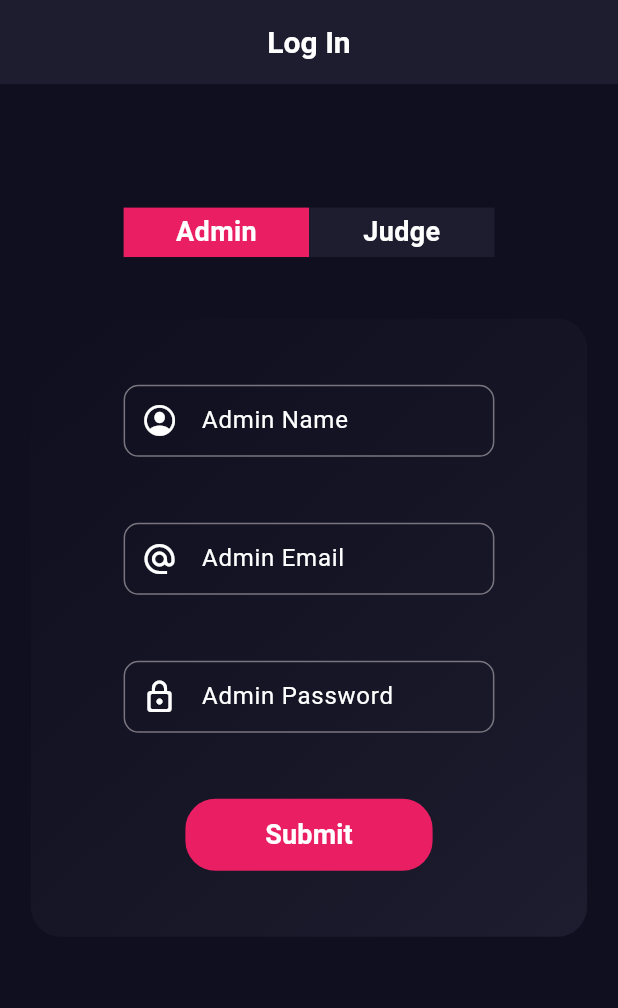
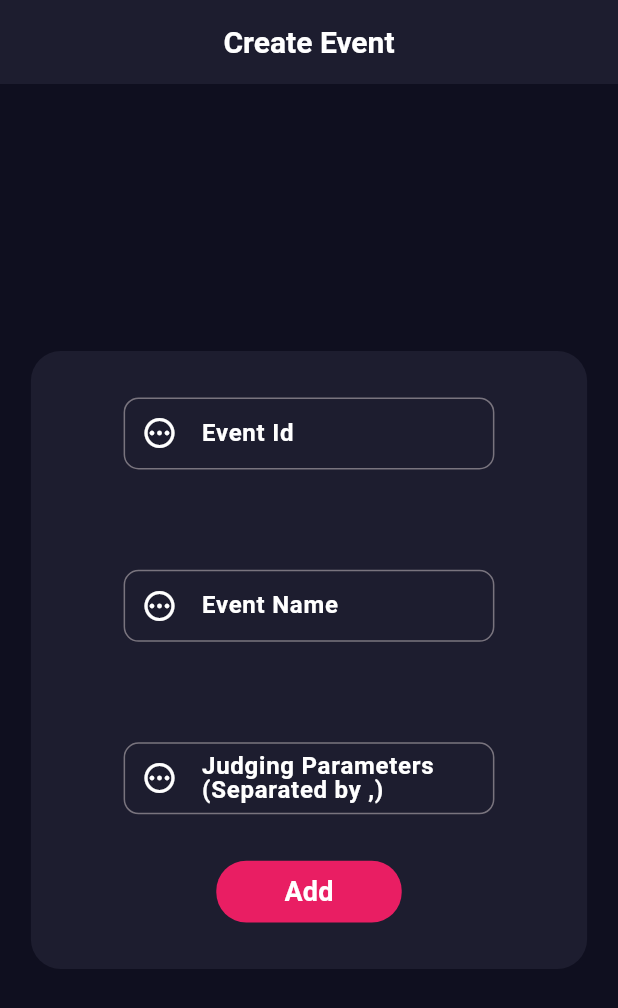
Before and after one commit to Jaytodawat/event-judging-app, a Flutter app: the screen it shows after launch, on a phone screen of 412 x 824 dp. Shown: the top 1008 px of the screen. Run offline on Flutter 3.47's test engine with Material 3 defaults, Android fonts, the phone set to English and light mode, and no system bars; drawn by our look-alikes of flip_card.

Commit message:
CreateEventScreen and AddTeam Created

```diff
--- a/lib/constants.dart
+++ b/lib/constants.dart
@@ -22,4 +22,9 @@ TextStyle kTitle = const TextStyle(
   fontSize: 20
 );
 
+TextStyle kEventCardStyle = const TextStyle(
+  color: Colors.white,
+  fontSize: 18.0,
+);
+
 Color kFaintWhite = Colors.white60;
--- /dev/null
+++ b/lib/features/presentation/screens/CreateEventScreen.dart
@@ -0,0 +1,136 @@
+import 'package:flutter/material.dart';
+import 'package:judge_assist_app/features/domain/entities/Event.dart';
+import 'package:judge_assist_app/features/presentation/widgets/custom_buttons.dart';
+import 'package:judge_assist_app/features/presentation/widgets/reusable_textfields.dart';
+import 'package:provider/provider.dart';
+import 'package:judge_assist_app/constants.dart';
+import '../providers/event_provider.dart';
+
+class CreateEventScreen extends StatelessWidget {
+  CreateEventScreen({super.key});
+
+  final TextEditingController idController = TextEditingController();
+  final TextEditingController nameController = TextEditingController();
+  final TextEditingController parametersController = TextEditingController();
+
+  @override
+  Widget build(BuildContext context) {
+    double sh = MediaQuery.of(context).size.height;
+    double sw = MediaQuery.of(context).size.width;
+    final List<Event> eventList = Provider.of<EventListModel>(context).events;
+    return SafeArea(child: Scaffold(
+      appBar: AppBar(
+        title: Text("Create Event",
+        style: kTitle,),
+        centerTitle: true,
+      ),
+      body: Center(
+        child: SingleChildScrollView(
+          child: Container(
+            height: sh * 0.5,
+            width: sw * 0.9,
+            decoration: BoxDecoration(
+                borderRadius: BorderRadius.circular(20.0),
+                color: const Color(0xFF1D1D2F)),
+            child: Column(
+              mainAxisAlignment: MainAxisAlignment.spaceEvenly,
+              children: [
+                Container(
+                  width: sw * 0.6,
+                  decoration: BoxDecoration(
+                    borderRadius: BorderRadius.circular(20.0),
+                  ),
+                  child: TextField(
+                    controller: idController,
+                    style: const TextStyle(color: Colors.white),
+                    decoration: InputDecoration(
+                        prefixIcon: const Icon(
+                          Icons.pending_outlined,
+                          color: Colors.white,
+                        ),
+                        border: OutlineInputBorder(
+                            borderRadius: BorderRadius.circular(10.0)),
+                        contentPadding: EdgeInsets.zero,
+                        label: const Text(
+                          "Event Id",
+                          style: TextStyle(
+                              color: Colors.white, fontWeight: FontWeight.bold),
+                        )),
+                  ),
+                ),
+                const SizedBox(
+                  height: 5,
+                ),
+                Container(
+                  width: sw * 0.6,
+                  decoration:
+                  BoxDecoration(borderRadius: BorderRadius.circular(20.0)),
+                  child: TextField(
+                    controller: nameController,
+                    style: const TextStyle(color: Colors.white),
+                    decoration: InputDecoration(
+                        prefixIcon: const Icon(
+                          Icons.pending_outlined,
+                          color: Colors.white,
+                        ),
+                        border: OutlineInputBorder(
+                            borderRadius: BorderRadius.circular(10.0)),
+                        contentPadding: EdgeInsets.zero,
+                        label: const Text(
+                          "Event Name",
+                          style: TextStyle(
+                              color: Colors.white, fontWeight: FontWeight.bold),
+                        )),
+                  ),
+                ),
+                const SizedBox(
+                  height: 5,
+                ),
+                Container(
+                  width: sw * 0.6,
+                  decoration:
+                  BoxDecoration(borderRadius: BorderRadius.circular(20.0)),
+                  child: TextField(
+                    controller: parametersController,
+                    style: const TextStyle(color: Colors.white),
+                    decoration: InputDecoration(
+                        prefixIcon: const Icon(
+                          Icons.pending_outlined,
+                          color: Colors.white,
+                        ),
+                        border: OutlineInputBorder(
+                            borderRadius: BorderRadius.circular(10.0)),
+                        contentPadding: EdgeInsets.zero,
+                        label: const Text(
+                          "Judging Parameters (Separated by ,)",
+                          style: TextStyle(
+                              color: Colors.white, fontWeight: FontWeight.bold),
+                        )),
+                  ),
+                ),
+                Container(
+                  height: sh * 0.05,
+                  width: sw * 0.3,
+                  decoration: BoxDecoration(
+                    borderRadius: BorderRadius.circular(20.0),
+                    color: Colors.pink,
+                  ),
+                  child: TextButton(
+                    onPressed: () {
+                      String id = idController.text;
+                      String name = nameController.text;
+                    },
+                    child: Text(
+                      "Add",
+                      style: kButtonStyle,
+                    ),
+                  ),
+                )
+              ],
+            ),
+          ),
+        ),
+      ),
+    ));
+  }
+}
--- a/lib/main.dart
+++ b/lib/main.dart
@@ -1,5 +1,7 @@
 import 'package:flutter/material.dart';
 import 'package:judge_assist_app/features/presentation/providers/event_provider.dart';
+import 'package:judge_assist_app/features/presentation/screens/AddTeam.dart';
+import 'package:judge_assist_app/features/presentation/screens/CreateEventScreen.dart';
 import 'package:judge_assist_app/features/presentation/screens/LoginScreen.dart';
 import 'package:judge_assist_app/features/presentation/screens/create_team.dart';
 import 'package:judge_assist_app/features/presentation/screens/event_screen.dart';
@@ -20,16 +22,18 @@ class MyApp extends StatelessWidget {
 
   @override
   Widget build(BuildContext context) {
-    return MaterialApp(
-      theme: ThemeData(
-        scaffoldBackgroundColor: Color(0xFF0F0F1F),
-        appBarTheme: AppBarTheme(
-          color: Color(0xFF1D1D2F),
-        )
+    return SafeArea(
+      child: MaterialApp(
+        theme: ThemeData(
+          scaffoldBackgroundColor: const Color(0xFF0F0F1F),
+          appBarTheme: const AppBarTheme(
+            color: Color(0xFF1D1D2F),
+          )
+        ),
+        debugShowCheckedModeBanner: false,
+        title: 'Judge Assist',
+        home: CreateEventScreen(),
       ),
-      debugShowCheckedModeBanner: false,
-      title: 'Judge Assist',
-      home: LoginScreen(),
     );
   }
 }
```
Also changed, not shown: lib/features/presentation/screens/AddTeam.dart (added, +170 -0 lines), lib/features/presentation/screens/event_screen.dart (+9 -6 lines), lib/features/presentation/widgets/event_card.dart (+8 -34 lines).
